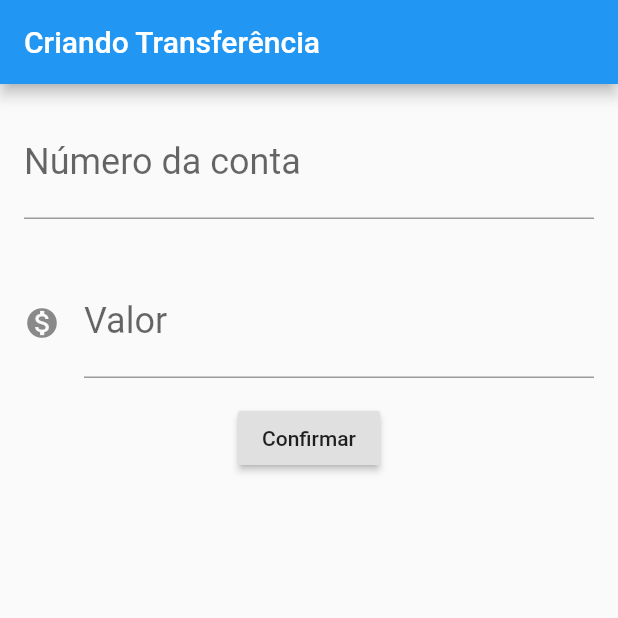
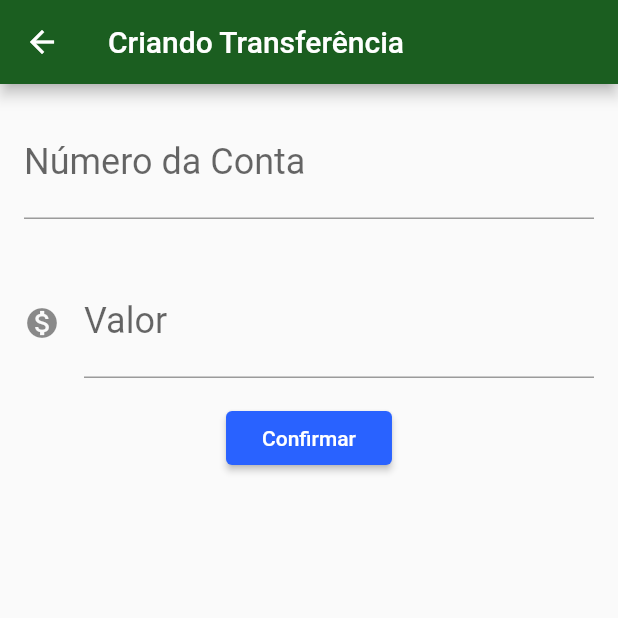
Before and after one commit to rnanc/bytebank, a Flutter app: the FormularioTransferencia screen opened directly, after a tap on "Confirmar", on a phone screen of 412 x 824 dp, the top half of it. Run offline on Flutter 3.47's test engine with Material 2 defaults, Android fonts, the phone set to English and light mode, and no system bars.

Commit message:
feat: list and form pages done

```diff
--- /dev/null
+++ b/lib/components/editor.dart
@@ -0,0 +1,29 @@
+import 'package:flutter/material.dart';
+
+class Editor extends StatelessWidget {
+  final TextEditingController controller;
+  final String rotulo;
+  final String dica;
+  final IconData icone;
+
+  const Editor({this.controller, this.rotulo, this.dica, this.icone});
+
+  @override
+  Widget build(BuildContext context) {
+    return Padding(
+      padding: const EdgeInsets.all(16.0),
+      child: TextField(
+        controller: controller,
+        style: TextStyle(
+          fontSize: 24.0,
+        ),
+        decoration: InputDecoration(
+          labelText: rotulo,
+          hintText: dica,
+          icon: icone != null ? Icon(icone) : null,
+        ),
+        keyboardType: TextInputType.number,
+      ),
+    );
+  }
+}
--- a/lib/main.dart
+++ b/lib/main.dart
@@ -1,114 +1,20 @@
+import 'package:bytebank/screens/lista_transferencia.dart';
 import 'package:flutter/material.dart';
 
-void main() => runApp(ByteBankApp());
+void main() => runApp(BytebankApp());
 
-class FormularioTransferencia extends StatelessWidget {
-  final TextEditingController _controllerAccountName = TextEditingController();
-  final TextEditingController _controllerAccountValue = TextEditingController();
-
-  @override
-  Widget build(BuildContext context) {
-    return Scaffold(
-      appBar: AppBar(
-        title: Text('Criando Transferência'),
-      ),
-      body: Column(
-        children: [
-          Padding(
-            padding: const EdgeInsets.all(16.0),
-            child: TextField(
-              controller: _controllerAccountName,
-              style: TextStyle(
-                fontSize: 24.0,
-              ),
-              decoration: InputDecoration(
-                  labelText: "Número da conta", hintText: "000"),
-              keyboardType: TextInputType.number,
-            ),
-          ),
-          Padding(
-            padding: const EdgeInsets.all(16.0),
-            child: TextField(
-              controller: _controllerAccountValue,
-              style: TextStyle(
-                fontSize: 24.0,
-              ),
-              decoration: InputDecoration(
-                  icon: Icon(Icons.monetization_on),
-                  labelText: "Valor",
-                  hintText: "0.00"),
-              keyboardType: TextInputType.number,
-            ),
-          ),
-          RaisedButton(
-            onPressed: () {
-              final int accountNumber =
-                  int.tryParse(_controllerAccountName.text);
-              final double accountValue =
-                  double.tryParse(_controllerAccountValue.text);
-              if (accountValue != null && accountNumber != null) {
-                final transferenciaCriada =
-                    Transferencia(accountValue, accountNumber);
-              }
-            },
-            child: Text("Confirmar"),
-          )
-        ],
-      ),
-    );
-  }
-}
-
-class ListaTransferencias extends StatelessWidget {
-  @override
-  Widget build(BuildContext context) {
-    return Scaffold(
-      appBar: AppBar(
-        title: Text('Transferências'),
-      ),
-      body: Column(
-        children: [
-          ItemTransferencia(Transferencia(100.0, 5000)),
-        ],
-      ),
-      floatingActionButton: FloatingActionButton(
-        child: Icon(Icons.add),
-      ),
-    );
-  }
-}
-
-class ItemTransferencia extends StatelessWidget {
-  final Transferencia _transferencia;
-
-  const ItemTransferencia(this._transferencia);
-
-  @override
-  Widget build(BuildContext context) {
-    return Card(
-      child: ListTile(
-        leading: Icon(Icons.monetization_on),
-        title: Text(_transferencia.valor.toString()),
-        subtitle: Text(_transferencia.numeroConta.toString()),
-      ),
-    );
-  }
-}
-
-class Transferencia {
-  final double valor;
-  final int numeroConta;
-
-  Transferencia(this.valor, this.numeroConta);
-}
-
-class ByteBankApp extends StatelessWidget {
+class BytebankApp extends StatelessWidget {
   @override
   Widget build(BuildContext context) {
     return MaterialApp(
-      home: Scaffold(
-        body: FormularioTransferencia(),
-      ),
-    );
+        theme: ThemeData(
+          primaryColor: Colors.green[900],
+          accentColor: Colors.blueAccent[700],
+          buttonTheme: ButtonThemeData(
+            buttonColor: Colors.blueAccent[700],
+            textTheme: ButtonTextTheme.primary
+          )
+        ),
+        home: ListaTransferencias());
   }
 }
--- /dev/null
+++ b/lib/models/Transferencia.dart
@@ -0,0 +1,11 @@
+class Transferencia {
+  final double valor;
+  final int numeroConta;
+
+  Transferencia(this.valor, this.numeroConta);
+
+  @override
+  String toString() {
+    return 'Transferencia{valor: $valor, numeroConta: $numeroConta}';
+  }
+}
--- /dev/null
+++ b/lib/screens/formulario_transferencia.dart
@@ -0,0 +1,46 @@
+import 'package:bytebank/components/editor.dart';
+import 'package:bytebank/models/Transferencia.dart';
+import 'package:flutter/material.dart';
+
+class FormularioTransferencia extends StatelessWidget {
+  final TextEditingController _controllerAccountName = TextEditingController();
+  final TextEditingController _controllerAccountValue = TextEditingController();
+
+  @override
+  Widget build(BuildContext context) {
+    return Scaffold(
+      appBar: AppBar(
+        title: Text('Criando Transferência'),
+      ),
+      body: SingleChildScrollView(
+        child: Column(
+          children: [
+            Editor(
+              controller: _controllerAccountName,
+              dica: '0000',
+              rotulo: 'Número da Conta',
+            ),
+            Editor(
+              controller: _controllerAccountValue,
+              dica: '00.00',
+              rotulo: 'Valor',
+              icone: Icons.monetization_on,
+            ),
+            RaisedButton(
+              onPressed: () => _criaTransferencia(context),
+              child: Text("Confirmar"),
+            )
+          ],
+        ),
+      ),
+    );
+  }
+  void _criaTransferencia(BuildContext context) {
+    final int accountNumber = int.tryParse(_controllerAccountName.text);
+    final double accountValue = double.tryParse(_controllerAccountValue.text);
+    if (accountValue != null && accountNumber != null) {
+      final transferenciaCriada = Transferencia(accountValue, accountNumber);
+      Navigator.pop(context, transferenciaCriada);
+    }
+  }
+}
```
Also changed, not shown: lib/screens/lista_transferencia.dart (added, +62 -0 lines).
